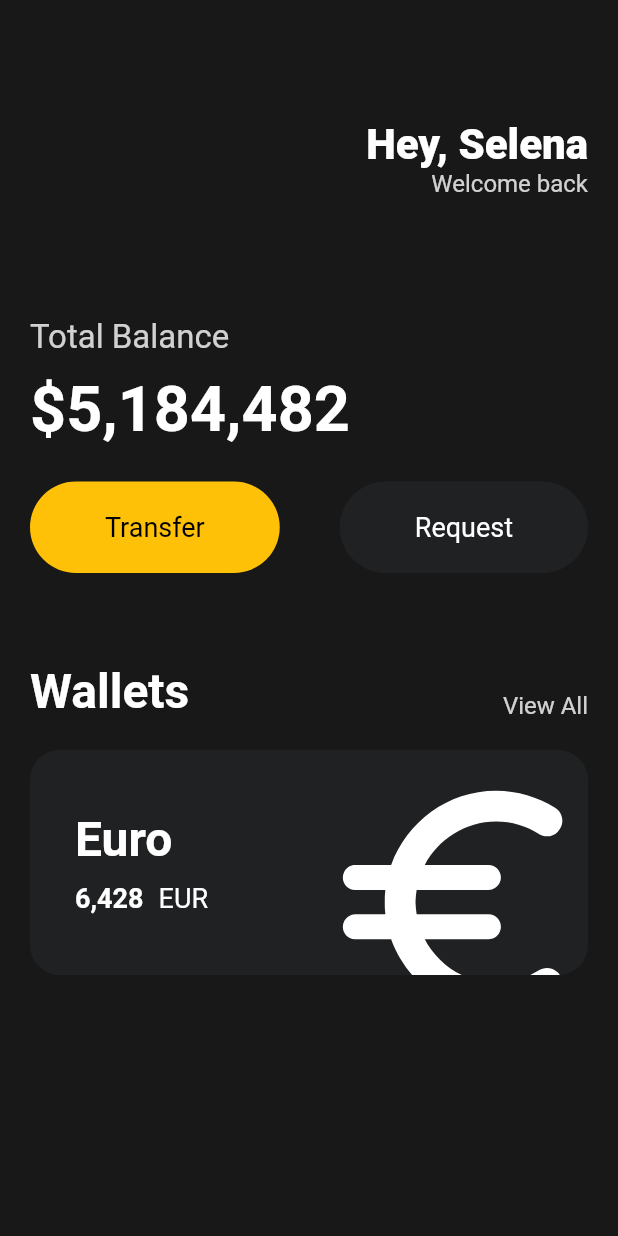
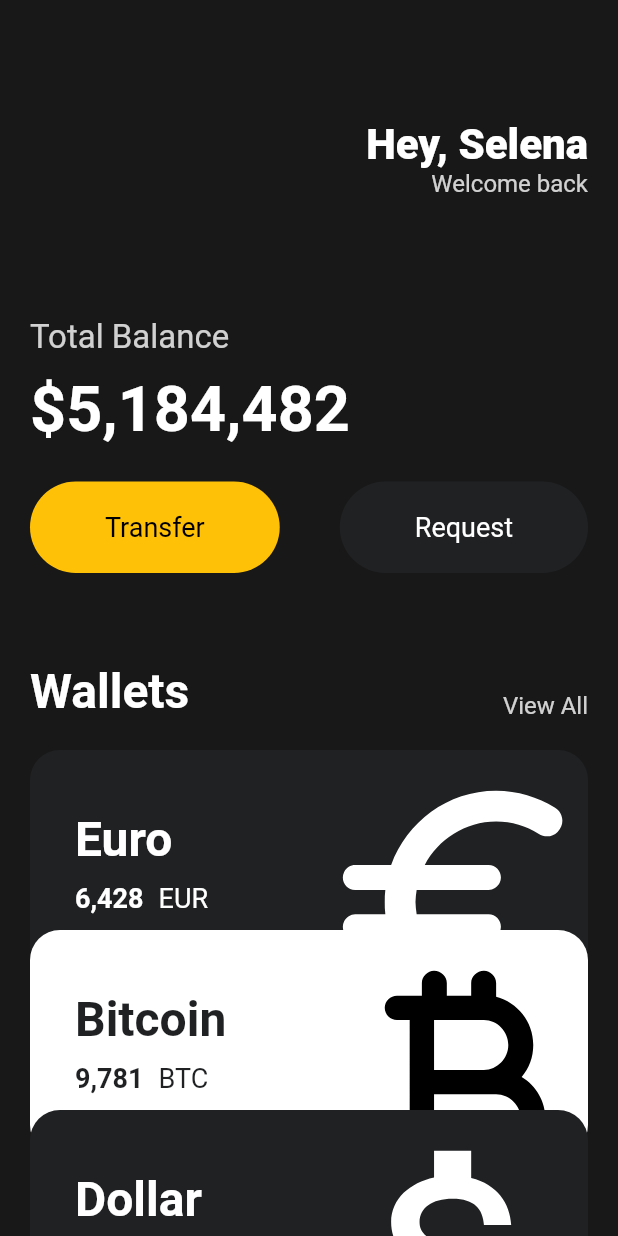
Before and after one commit to KeMezz/toonflix, a Flutter app: the screen it shows after launch, on a phone screen of 412 x 824 dp. Run offline on Flutter 3.47's test engine with Material 2 defaults, Android fonts, the phone set to English and light mode, and no system bars.

Commit message:
reuse currency cards

```diff
--- a/lib/main.dart
+++ b/lib/main.dart
@@ -1,5 +1,6 @@
 import 'package:flutter/material.dart';
 import 'package:toonflix/widgets/button.dart';
+import 'package:toonflix/widgets/currency_card.dart';
 
 void main() {
   runApp(const App());
@@ -13,7 +14,8 @@ class App extends StatelessWidget {
     return MaterialApp(
       home: Scaffold(
         backgroundColor: const Color(0xFF181818),
-        body: Padding(
+        body: SingleChildScrollView(
+          child: Padding(
             padding: const EdgeInsets.symmetric(horizontal: 20),
             child: Column(
               crossAxisAlignment: CrossAxisAlignment.start,
@@ -114,72 +116,49 @@ class App extends StatelessWidget {
                     const SizedBox(
                       height: 20,
                     ),
-                  Container(
-                    clipBehavior: Clip.hardEdge,
-                    decoration: BoxDecoration(
-                      color: const Color(0xFF1F2123),
-                      borderRadius: BorderRadius.circular(20),
-                    ),
-                    child: Padding(
-                      padding: const EdgeInsets.all(30),
-                      child: Row(
-                        mainAxisAlignment: MainAxisAlignment.spaceBetween,
-                        children: [
-                          const Column(
-                            crossAxisAlignment: CrossAxisAlignment.start,
-                            children: [
-                              Text(
-                                'Euro',
-                                style: TextStyle(
-                                  color: Colors.white,
-                                  fontSize: 32,
-                                  fontWeight: FontWeight.w600,
-                                ),
-                              ),
-                              SizedBox(
-                                height: 10,
-                              ),
-                              Row(
-                                children: [
-                                  Text('6,428',
-                                      style: TextStyle(
-                                        color: Colors.white,
-                                        fontSize: 18,
-                                        fontWeight: FontWeight.w600,
-                                      )),
-                                  SizedBox(
-                                    width: 10,
-                                  ),
-                                  Text('EUR',
-                                      style: TextStyle(
-                                        color: Colors.white,
-                                        fontSize: 18,
-                                      )),
-                                ],
-                              ),
-                            ],
-                          ),
-                          Transform.scale(
-                            scale: 2.2,
-                            child: Transform.translate(
-                              offset: const Offset(-5, 12),
-                              child: const Icon(
+                    const CurrencyCard(
+                      isInverted: false,
+                      amount: "6,428",
+                      name: "Euro",
+                      code: "EUR",
+                      order: 0,
+                      icon: Icon(
                         Icons.euro_rounded,
                         color: Colors.white,
                         size: 90,
                       ),
                     ),
-                          ),
-                        ],
+                    const CurrencyCard(
+                      isInverted: true,
+                      amount: "9,781",
+                      name: "Bitcoin",
+                      code: "BTC",
+                      order: 1,
+                      icon: Icon(
+                        Icons.currency_bitcoin_rounded,
+                        color: Colors.black,
+                        size: 90,
                       ),
                     ),
-                  )
+                    const CurrencyCard(
+                      isInverted: false,
+                      amount: "1,938",
+                      name: "Dollar",
+                      code: "USD",
+                      order: 2,
+                      icon: Icon(
+                        Icons.attach_money_outlined,
+                        color: Colors.white,
+                        size: 90,
+                      ),
+                    ),
                   ],
                 ),
               ],
             ),
           ),
         ),
+      ),
     );
   }
 }
```
Lines whose indentation alone changed are shown as unchanged.
